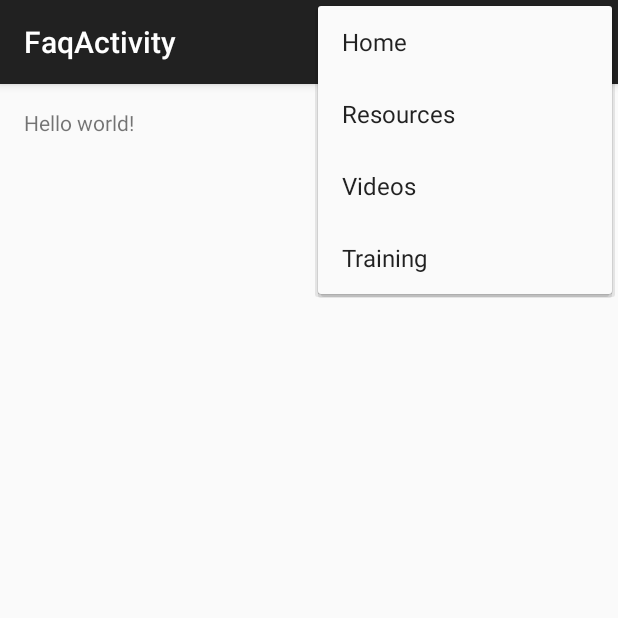
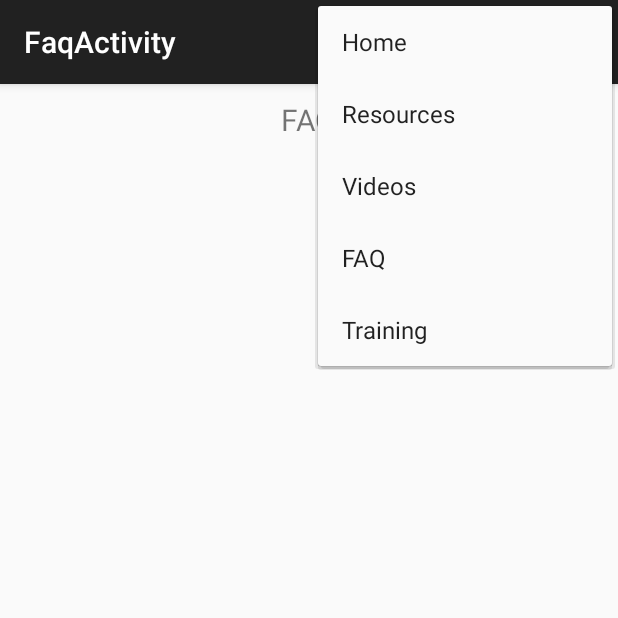
Before and after one commit to terahunt/InfectionPreventionSource, an Android app: the FaqActivity screen opened directly, with no data from a screen before it, with the options menu open, on a phone screen of 412 x 824 dp, the top half of it. Run offline under Robolectric (Android 15) with nearby library versions, the phone set to English and light mode, and no system bars.

Commit message:
Add FAQ screen.

```diff
--- a/app/src/main/res/layout/activity_faq.xml
+++ b/app/src/main/res/layout/activity_faq.xml
@@ -1,16 +1,17 @@
-<RelativeLayout xmlns:android="http://schemas.android.com/apk/res/android"
-                xmlns:tools="http://schemas.android.com/tools"
-                android:layout_width="match_parent"
-                android:layout_height="match_parent"
-                android:paddingLeft="@dimen/activity_horizontal_margin"
-                android:paddingRight="@dimen/activity_horizontal_margin"
-                android:paddingTop="@dimen/activity_vertical_margin"
-                android:paddingBottom="@dimen/activity_vertical_margin"
-                tools:context="aimscapstone.infectionpreventionsource.FaqActivity">
+<?xml version="1.0" encoding="utf-8"?>
+<LinearLayout xmlns:android="http://schemas.android.com/apk/res/android"
+              xmlns:tools="http://schemas.android.com/tools"
+              android:layout_width="match_parent"
+              android:layout_height="match_parent"
+              tools:context="aimscapstone.infectionpreventionsource.FaqActivity"
+              android:orientation="vertical"
+              android:gravity="center|top">
+    <TextView
+        android:layout_width="wrap_content"
+        android:layout_height="wrap_content"
+        android:text="@string/faq_navigation_text"
+        android:textSize="@dimen/navigation_title_size"
+        android:layout_marginTop="@dimen/navigation_title_margin"
+        android:layout_marginBottom="@dimen/navigation_title_margin"/>
 
-    <TextView
-        android:text="@string/hello_world"
-        android:layout_width="wrap_content"
-        android:layout_height="wrap_content"/>
-
-</RelativeLayout>
+</LinearLayout>
--- a/app/src/main/res/layout/activity_video_navigation.xml
+++ b/app/src/main/res/layout/activity_video_navigation.xml
@@ -5,7 +5,8 @@
               android:layout_height="match_parent"
               tools:context="aimscapstone.infectionpreventionsource.VideoNavigationActivity"
               android:orientation="vertical"
-              android:gravity="center">
+              android:gravity="center"
+    >
     <TextView
         android:layout_width="wrap_content"
         android:layout_height="wrap_content"
--- a/app/src/main/res/menu/menu_main.xml
+++ b/app/src/main/res/menu/menu_main.xml
@@ -14,6 +14,10 @@
           android:title="@string/video_navigation_text"
           android:orderInCategory="100"
           app:showAsAction="never"/>
+    <item android:id="@+id/faq_nav"
+          android:title="@string/faq_navigation_text"
+          android:orderInCategory="100"
+          app:showAsAction="never"/>
     <item android:id="@+id/training_nav"
           android:title="@string/training_navigation_text"
           android:orderInCategory="100"
--- a/app/src/main/res/values/strings.xml
+++ b/app/src/main/res/values/strings.xml
@@ -5,6 +5,7 @@
     <string name="training_navigation_text">Training</string>
     <string name="outbreak_navigation_text">Outbreak</string>
     <string name="resources_navigation_text">Resources</string>
+    <string name="faq_navigation_text">FAQ</string>
 
     <string name="title_activity_training_navigation">TrainingNavigationActivity</string>
     <string name="title_activity_video_navigation">TrainingNavigationActivity</string>
@@ -14,7 +15,6 @@
     <string name="title_activity_resources">ResourcesActivity</string>
     <string name="title_activity_outbreak">OutbreakActivity</string>
 
-    <string name="hello_world">Hello world!</string>
     <string name="title_activity_faq">FaqActivity</string>
     <string name="home_navigation_text">Home</string>
 
```
Also changed, not shown: app/src/main/java/aimscapstone/infectionpreventionsource/FaqActivity.java (+0 -8 lines), app/src/main/java/aimscapstone/infectionpreventionsource/MainActivity.java (+8 -9 lines), app/src/main/java/aimscapstone/infectionpreventionsource/ResourcesActivity.java (+4 -5 lines), app/src/main/java/aimscapstone/infectionpreventionsource/TrainingNavigationActivity.java (+3 -4 lines), app/src/main/java/aimscapstone/infectionpreventionsource/VideoActivity.java (+3 -5 lines), app/src/main/java/aimscapstone/infectionpreventionsource/VideoNavigationActivity.java (+6 -8 lines), app/src/main/res/layout/video_row_layout.xml (+16 -19 lines).
